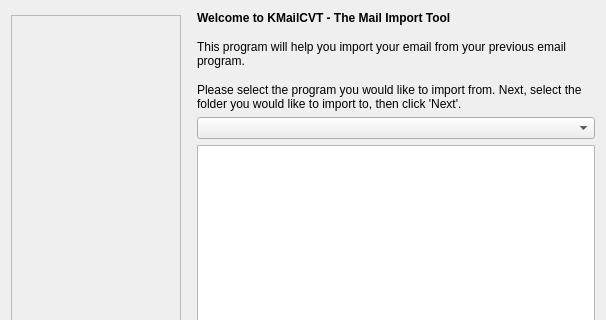
Before: the Qt Designer form importwizard/ui/manual/manualselectfilterpage.ui in KDE/kdepim, drawn with Qt 5; both pictures show x 0 to 606 and y 0 to 320 of the 606 by 461 pixel window.
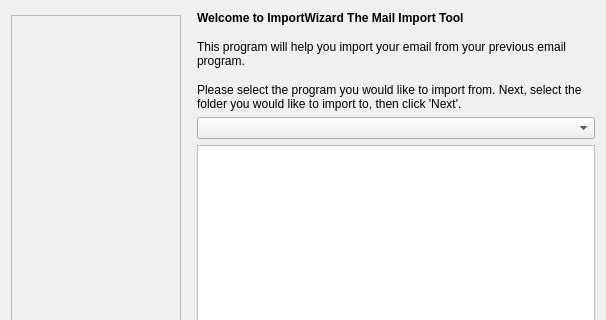
After: the same form once the commit is applied. Custom widgets are drawn as their Qt base class.

Commit message: Bye bye kmailcvt

What changed in the file:
```diff
--- a/importwizard/ui/manual/manualselectfilterpage.ui
+++ b/importwizard/ui/manual/manualselectfilterpage.ui
@@ -79,7 +79,7 @@
 &lt;html&gt;&lt;head&gt;&lt;meta name=&quot;qrichtext&quot; content=&quot;1&quot; /&gt;&lt;style type=&quot;text/css&quot;&gt;
 p, li { white-space: pre-wrap; }
 &lt;/style&gt;&lt;/head&gt;&lt;body style=&quot; font-family:'Sans Serif'; font-size:10pt; font-weight:400; font-style:normal;&quot;&gt;
-&lt;p style=&quot; margin-top:0px; margin-bottom:0px; margin-left:0px; margin-right:0px; -qt-block-indent:0; text-indent:0px;&quot;&gt;&lt;span style=&quot; font-family:'DejaVu Sans'; font-size:9pt; font-weight:600;&quot;&gt;Welcome to KMailCVT - The Mail Import Tool&lt;/span&gt;&lt;span style=&quot; font-family:'DejaVu Sans'; font-size:9pt;&quot;&gt; &lt;br /&gt;&lt;br /&gt;This program will help you import your email from your previous email program.&lt;br /&gt;&lt;br /&gt;Please select the program you would like to import from. Next, select the folder you would like to import to, then click 'Next'.&lt;/span&gt;&lt;/p&gt;&lt;/body&gt;&lt;/html&gt;</string>
+&lt;p style=&quot; margin-top:0px; margin-bottom:0px; margin-left:0px; margin-right:0px; -qt-block-indent:0; text-indent:0px;&quot;&gt;&lt;span style=&quot; font-family:'DejaVu Sans'; font-size:9pt; font-weight:600;&quot;&gt;Welcome to ImportWizard The Mail Import Tool&lt;/span&gt;&lt;span style=&quot; font-family:'DejaVu Sans'; font-size:9pt;&quot;&gt; &lt;br /&gt;&lt;br /&gt;This program will help you import your email from your previous email program.&lt;br /&gt;&lt;br /&gt;Please select the program you would like to import from. Next, select the folder you would like to import to, then click 'Next'.&lt;/span&gt;&lt;/p&gt;&lt;/body&gt;&lt;/html&gt;</string>
        </property>
        <property name="textFormat">
         <enum>Qt::RichText</enum>
```
